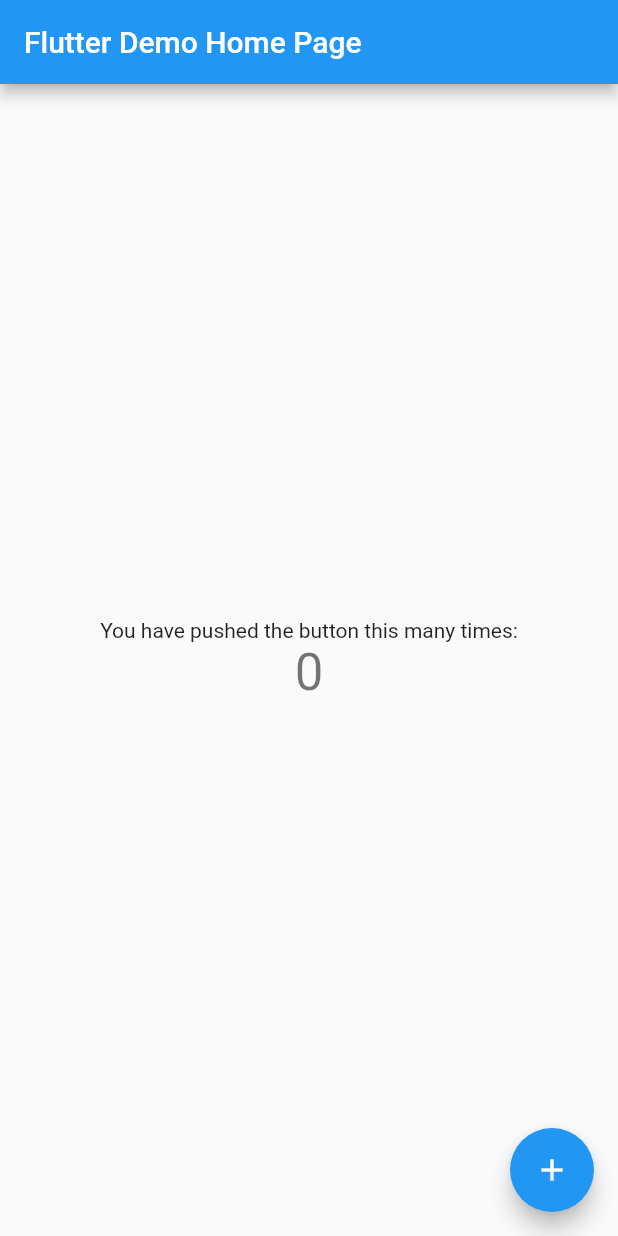
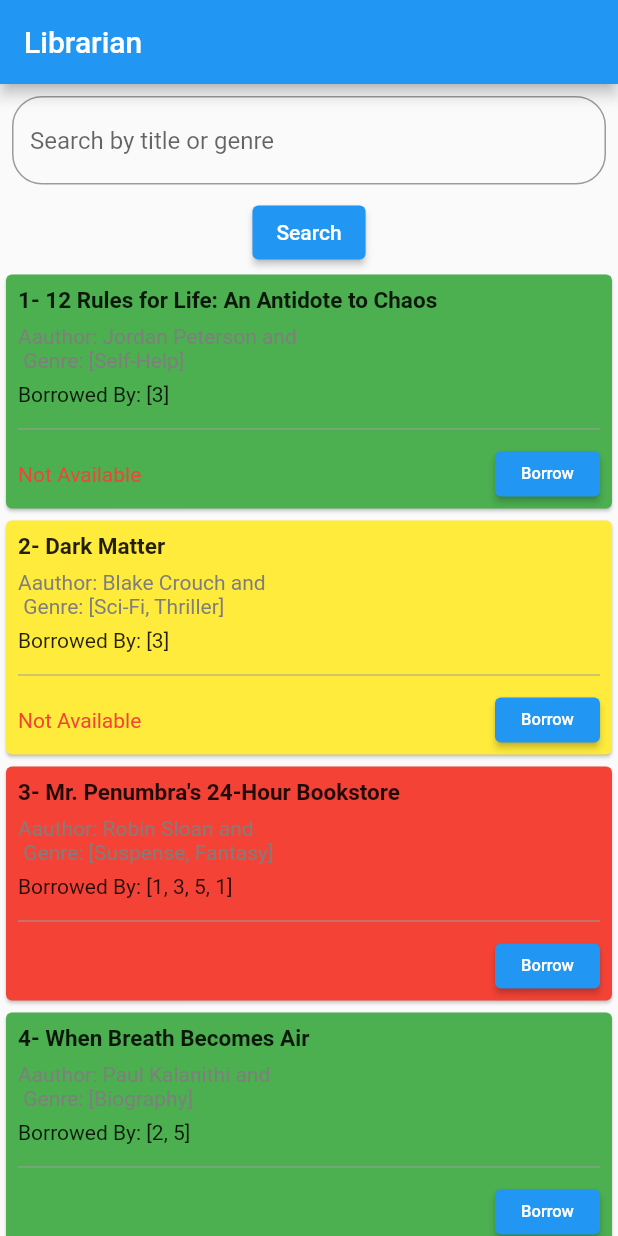
Before and after one commit to AbdulazizAlkhars/liberary_project, a Flutter app: the screen it shows after launch, on a phone screen of 412 x 824 dp. Run offline on Flutter 3.47's test engine with Material 2 defaults, Android fonts, the phone set to English and light mode, and no system bars.

Commit message:
home page

```diff
--- a/lib/main.dart
+++ b/lib/main.dart
@@ -1,7 +1,11 @@
 import 'package:flutter/material.dart';
+import 'package:liberary_project/pages/home_page.dart';
+import 'package:liberary_project/providers/books_provider.dart';
+import 'package:provider/provider.dart';
 
 void main() {
-  runApp(const MyApp());
+  runApp(ChangeNotifierProvider(
+      create: ((context) => BooksProvider()), child: MyApp()));
 }
 
 class MyApp extends StatelessWidget {
@@ -10,106 +14,6 @@
   // This widget is the root of your application.
   @override
   Widget build(BuildContext context) {
-    return MaterialApp(
-      title: 'Flutter Demo',
-      theme: ThemeData(
-        // This is the theme of your application.
-        //
-        // Try running your application with "flutter run". You'll see the
-        // application has a blue toolbar. Then, without quitting the app, try
-        // changing the primarySwatch below to Colors.green and then invoke
-        // "hot reload" (press "r" in the console where you ran "flutter run",
-        // or simply save your changes to "hot reload" in a Flutter IDE).
-        // Notice that the counter didn't reset back to zero; the application
-        // is not restarted.
-        primarySwatch: Colors.blue,
-      ),
-      home: const MyHomePage(title: 'Flutter Demo Home Page'),
-    );
+    return MaterialApp(home: HomePage());
   }
 }
-
-class MyHomePage extends StatefulWidget {
-  const MyHomePage({Key? key, required this.title}) : super(key: key);
-
-  // This widget is the home page of your application. It is stateful, meaning
-  // that it has a State object (defined below) that contains fields that affect
-  // how it looks.
-
-  // This class is the configuration for the state. It holds the values (in this
-  // case the title) provided by the parent (in this case the App widget) and
-  // used by the build method of the State. Fields in a Widget subclass are
-  // always marked "final".
-
-  final String title;
-
-  @override
-  State<MyHomePage> createState() => _MyHomePageState();
-}
-
-class _MyHomePageState extends State<MyHomePage> {
-  int _counter = 0;
-
-  void _incrementCounter() {
-    setState(() {
-      // This call to setState tells the Flutter framework that something has
-      // changed in this State, which causes it to rerun the build method below
-      // so that the display can reflect the updated values. If we changed
-      // _counter without calling setState(), then the build method would not be
-      // called again, and so nothing would appear to happen.
-      _counter++;
-    });
-  }
-
-  @override
-  Widget build(BuildContext context) {
-    // This method is rerun every time setState is called, for instance as done
-    // by the _incrementCounter method above.
-    //
-    // The Flutter framework has been optimized to make rerunning build methods
-    // fast, so that you can just rebuild anything that needs updating rather
-    // than having to individually change instances of widgets.
-    return Scaffold(
-      appBar: AppBar(
-        // Here we take the value from the MyHomePage object that was created by
-        // the App.build method, and use it to set our appbar title.
-        title: Text(widget.title),
-      ),
-      body: Center(
-        // Center is a layout widget. It takes a single child and positions it
-        // in the middle of the parent.
-        child: Column(
-          // Column is also a layout widget. It takes a list of children and
-          // arranges them vertically. By default, it sizes itself to fit its
-          // children horizontally, and tries to be as tall as its parent.
-          //
-          // Invoke "debug painting" (press "p" in the console, choose the
-          // "Toggle Debug Paint" action from the Flutter Inspector in Android
-          // Studio, or the "Toggle Debug Paint" command in Visual Studio Code)
-          // to see the wireframe for each widget.
-          //
-          // Column has various properties to control how it sizes itself and
-          // how it positions its children. Here we use mainAxisAlignment to
-          // center the children vertically; the main axis here is the vertical
-          // axis because Columns are vertical (the cross axis would be
-          // horizontal).
-          mainAxisAlignment: MainAxisAlignment.center,
-          children: <Widget>[
-            const Text(
-              'You have pushed the button this many times:',
-            ),
-            Text(
-              '$_counter',
-              style: Theme.of(context).textTheme.headline4,
-            ),
-          ],
-        ),
-      ),
-      floatingActionButton: FloatingActionButton(
-        onPressed: _incrementCounter,
-        tooltip: 'Increment',
-        child: const Icon(Icons.add),
-      ), // This trailing comma makes auto-formatting nicer for build methods.
-    );
-  }
-}
--- a/lib/pages/home_page.dart
+++ b/lib/pages/home_page.dart
@@ -1,14 +1,55 @@
 import 'package:flutter/material.dart';
 import 'package:flutter/src/foundation/key.dart';
 import 'package:flutter/src/widgets/framework.dart';
+import 'package:liberary_project/providers/books_provider.dart';
+import 'package:liberary_project/widgets/book_tile.dart';
+import 'package:provider/provider.dart';
 
-class MyWidget extends StatelessWidget {
-  const MyWidget({Key? key}) : super(key: key);
+class HomePage extends StatelessWidget {
+  const HomePage({Key? key}) : super(key: key);
 
   @override
   Widget build(BuildContext context) {
+    var searchControler = TextEditingController();
     return Scaffold(
-
-    );
+        appBar: AppBar(
+          title: const Text("Librarian"),
+        ),
+        body: Column(
+          children: [
+            // Row(
+            //   children: [
+            Padding(
+              padding: const EdgeInsets.all(8.0),
+              child: TextField(
+                controller: searchControler,
+                decoration: InputDecoration(
+                  hintText: 'Search by title or genre',
+                  border: OutlineInputBorder(
+                    borderRadius: BorderRadius.circular(20),
+                    borderSide: const BorderSide(
+                      width: 1,
+                    ),
+                  ),
+                ),
+              ),
+            ),
+            //   ],
+            // ),
+            ElevatedButton(
+                onPressed: () {
+                  context.read<BooksProvider>().searchBook(searchControler.text);
+                },
+                child: const Text("Search")),
+            Expanded(
+              child: ListView.builder(
+                  itemCount: context.watch<BooksProvider>().books.length,
+                  itemBuilder: (BuildContext context, int index) {
+                    return BookTile(
+                        book: context.watch<BooksProvider>().books[index]);
+                  }),
+            ),
+          ],
+        ));
   }
 }
--- a/lib/providers/books_provider.dart
+++ b/lib/providers/books_provider.dart
@@ -74,4 +74,14 @@
         available: false,
         borrowedBy: [5]),
   ];
+
+  void searchBook(controller) {
+    List<Books> filteredList = books
+        .where((element) =>
+            element.title.contains(controller.toLowrCase()))
+        .toList();
+    books = filteredList;
+    print(books);
+    // notifyListeners();
+  }
 }
--- /dev/null
+++ b/lib/widgets/book_tile.dart
@@ -0,0 +1,80 @@
+import 'package:flutter/material.dart';
+import 'package:liberary_project/models/books.dart';
+import 'dart:math';
+
+class BookTile extends StatelessWidget {
+  final Books book;
+  const BookTile({Key? key, required this.book}) : super(key: key);
+
+  @override
+  Widget build(BuildContext context) {
+    List colors = [
+      Colors.red,
+      Colors.green,
+      Colors.yellow,
+      Colors.red,
+      Colors.green,
+      Colors.yellow,
+      Colors.red,
+      Colors.green,
+      Colors.yellow,
+      Colors.red,
+      Colors.green,
+      Colors.yellow,
+    ];
+
+    // Random random = new Random();
+    return Card(
+        color: colors[book.id],
+        child: Padding(
+          padding: const EdgeInsets.all(8.0),
+          child: SizedBox(
+            height: 140,
+            child: Column(
+              crossAxisAlignment: CrossAxisAlignment.start,
+              mainAxisAlignment: MainAxisAlignment.spaceBetween,
+              children: [
+                Text("${book.id}- ${book.title}",
+                    style: const TextStyle(
+                        fontSize: 15, fontWeight: FontWeight.bold)),
+                Text(
+                  "Aauthor: ${book.author} and \n Genre: ${book.genre}",
+                  maxLines: 2,
+                  overflow: TextOverflow.ellipsis,
+                  style: const TextStyle(
+                      color: Color.fromARGB(255, 126, 126, 126)),
+                ),
+                Text("Borrowed By: ${book.borrowedBy}"),
+                const Divider(
+                  // height: 20,
+                  // thickness: 5,
+                  // indent: 20,
+                  // endIndent: 0,
+                  color: Colors.grey,
+                ),
+                Row(
+                  mainAxisAlignment: MainAxisAlignment.spaceBetween,
+                  children: [
+                    Text(
+                      book.available ? "Available" : "Not Available",
+                      style: TextStyle(
+                          color: book.available ? Colors.green : Colors.red),
+                    ),
+                    SizedBox(
+                        width: 70,
+                        height: 30,
+                        child: ElevatedButton(
+                          onPressed: () {},
+                          child: const Text(
+                            "Borrow",
+                            style: TextStyle(fontSize: 11),
+                          ),
+                        ))
+                  ],
+                ),
+              ],
+            ),
+          ),
+        ));
+  }
+}
--- a/pubspec.yaml
+++ b/pubspec.yaml
@@ -3,7 +3,7 @@
 
 # The following line prevents the package from being accidentally published to
 # pub.dev using `flutter pub publish`. This is preferred for private packages.
-publish_to: 'none' # Remove this line if you wish to publish to pub.dev
+publish_to: "none" # Remove this line if you wish to publish to pub.dev
 
 # The following defines the version and build number for your application.
 # A version number is three numbers separated by dots, like 1.2.43
@@ -30,7 +30,6 @@
   flutter:
     sdk: flutter
 
-
   # The following adds the Cupertino Icons font to your application.
   # Use with the CupertinoIcons class for iOS style icons.
   cupertino_icons: ^1.0.2
@@ -52,7 +51,6 @@
 
 # The following section is specific to Flutter packages.
 flutter:
-
   # The following line ensures that the Material Icons font is
   # included with your application, so that you can use the icons in
   # the material Icons class.
```
Also changed, not shown: pubspec.lock, 2 other files.
